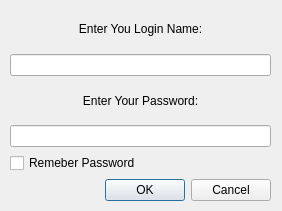
Old version of the form Ui/login.ui in the repository KarenMarkosyan/qttwitter.
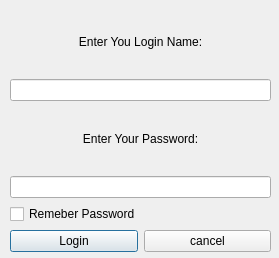
New version of the form. Icons and pictures are not drawn.

Commit message: this bring some snity to Ui. and some much desired code cleanup

```diff
--- a/Ui/login.ui
+++ b/Ui/login.ui
@@ -5,8 +5,8 @@
    <rect>
     <x>0</x>
     <y>0</y>
-    <width>282</width>
-    <height>211</height>
+    <width>279</width>
+    <height>258</height>
    </rect>
   </property>
   <property name="sizePolicy" >
@@ -17,8 +17,8 @@
   </property>
   <property name="maximumSize" >
    <size>
-    <width>282</width>
-    <height>211</height>
+    <width>279</width>
+    <height>258</height>
    </size>
   </property>
   <property name="windowTitle" >
@@ -34,7 +34,7 @@
      <x>10</x>
      <y>10</y>
      <width>261</width>
-     <height>191</height>
+     <height>242</height>
     </rect>
    </property>
    <layout class="QVBoxLayout" name="verticalLayout" >
@@ -85,11 +85,22 @@
      </widget>
     </item>
     <item>
-     <widget class="QDialogButtonBox" name="buttonBox" >
-      <property name="standardButtons" >
-       <set>QDialogButtonBox::Cancel|QDialogButtonBox::Ok</set>
-      </property>
-     </widget>
+     <layout class="QHBoxLayout" name="horizontalLayout" >
+      <item>
+       <widget class="QPushButton" name="login" >
+        <property name="text" >
+         <string>Login</string>
+        </property>
+       </widget>
+      </item>
+      <item>
+       <widget class="QPushButton" name="cancel" >
+        <property name="text" >
+         <string>cancel</string>
+        </property>
+       </widget>
+      </item>
+     </layout>
     </item>
    </layout>
   </widget>
```
Left out of the diff: 33 changed lines with no effect on the pictures. The commit also changes 6 other files.
